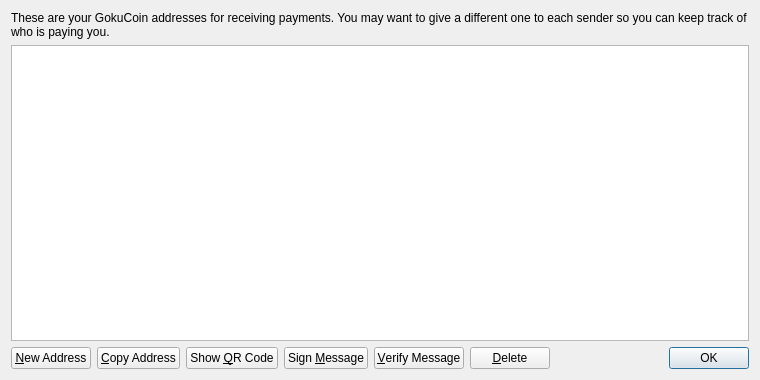
This is src/qt/forms/addressbookpage.ui in bumbacoin/xgox as Qt 5 draws it before an edit. The edited form follows.
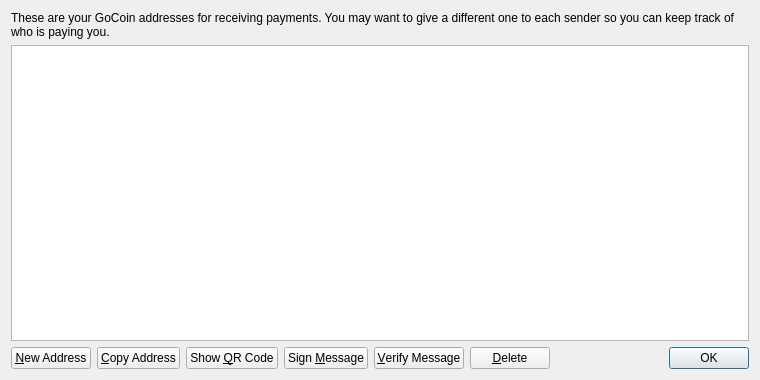
This is the edited form. Icons and pictures are not drawn.

Patch:
```diff
--- a/src/qt/forms/addressbookpage.ui
+++ b/src/qt/forms/addressbookpage.ui
@@ -17,7 +17,7 @@
    <item>
     <widget class="QLabel" name="labelExplanation">
      <property name="text">
-      <string>These are your GokuCoin addresses for receiving payments. You may want to give a different one to each sender so you can keep track of who is paying you.</string>
+      <string>These are your GoCoin addresses for receiving payments. You may want to give a different one to each sender so you can keep track of who is paying you.</string>
      </property>
      <property name="textFormat">
       <enum>Qt::PlainText</enum>
```
Left out of the diff: 4 changed lines with no effect on the pictures.
